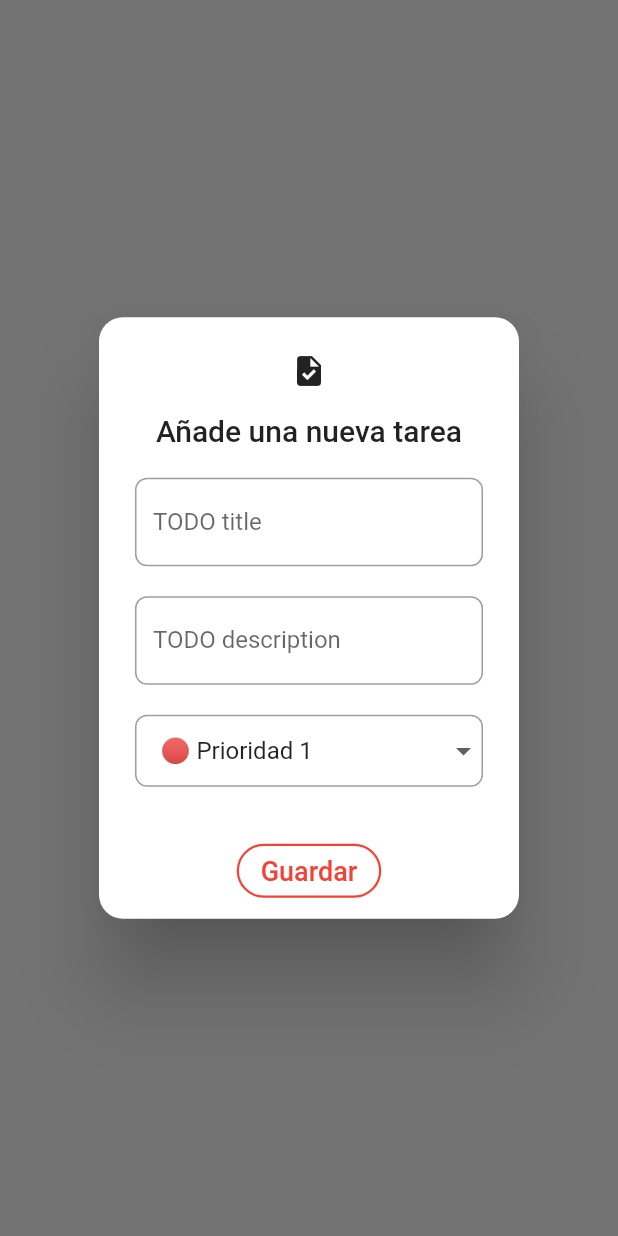
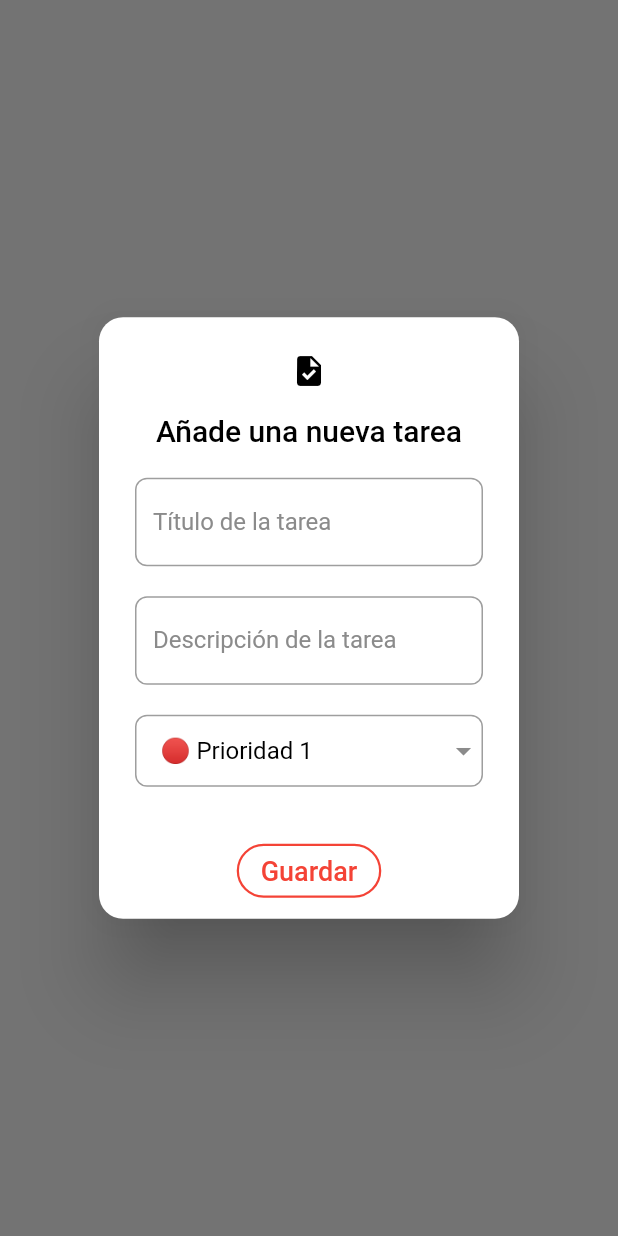
Before and after one commit to carlosparra1998/my_personal_tasks, a Flutter app: what addTaskDialog() shows on an empty page, opened directly, on a phone screen of 412 x 824 dp. Run offline on Flutter 3.47's test engine with Material 2 defaults, Android fonts, the phone set to English and light mode, and no system bars; drawn by our look-alikes of dropdown_button2; our stand-ins replace cloud_firestore, firebase_core, fluttertoast, rxdart, shared_preferences; accounts and stored records are empty.

Commit message:
Ya se puede cambiar de tema

```diff
--- a/lib/app.dart
+++ b/lib/app.dart
@@ -1,7 +1,8 @@
-
 import 'package:flutter/material.dart';
+import 'package:provider/provider.dart';
 
 import 'view/home/home_screen.dart';
+import 'view_model/theme_view_model.dart';
 
 class MyPersonalTasksApp extends StatelessWidget {
   const MyPersonalTasksApp({super.key});
@@ -13,7 +14,7 @@ class MyPersonalTasksApp extends StatelessWidget {
       theme: ThemeData(
         primarySwatch: Colors.red,
       ),
-      home: const HomeScreen(title: 'My tasks'),
+      home: const HomeScreen(title: 'My Personal Tasks'),
     );
   }
 }
--- a/lib/view/home/dialogs/add_dialog.dart
+++ b/lib/view/home/dialogs/add_dialog.dart
@@ -5,23 +5,37 @@ import 'package:provider/provider.dart';
 import '../../../model/task.dart';
 import '../../../utils/utils.dart';
 import '../../../view_model/task_view_model.dart';
+import '../../../view_model/theme_view_model.dart';
 
 Future<String?> addTaskDialog(BuildContext context) async {
-  var controllerNew = TextEditingController();
-  var controllerNew2 = TextEditingController();
-  String _dropdownvalue = '🔴 Prioridad 1';
+
+  var titleController = TextEditingController();
+  var descriptionController = TextEditingController();
+
+  String dropdownvalue = '🔴 Prioridad 1';
+
   int priority = 1;
 
   TaskVM moviesViewModel = Provider.of<TaskVM>(context, listen: false);
+
   return showDialog(
       context: context,
       builder: (context) {
+        ThemeVM themeViewModel = context.watch<ThemeVM>();
+
         return StatefulBuilder(
           builder: (context, setState) {
             return Container(
               child: AlertDialog(
-                icon: Icon(Icons.task),
-                title: Text('Añade una nueva tarea'),
+                backgroundColor: themeViewModel.cardColor,
+                icon: Icon(
+                  Icons.task,
+                  color: themeViewModel.fontColor,
+                ),
+                title: Text(
+                  'Añade una nueva tarea',
+                  style: TextStyle(color: themeViewModel.fontColor),
+                ),
                 shape: RoundedRectangleBorder(
                     borderRadius: BorderRadius.all(Radius.circular(16.0))),
                 content: SingleChildScrollView(
@@ -30,9 +44,13 @@ Future<String?> addTaskDialog(BuildContext context) async {
                     mainAxisSize: MainAxisSize.min,
                     children: <Widget>[
                       TextField(
-                        controller: controllerNew,
+                        style: TextStyle(color: themeViewModel.fontColor),
+                        cursorColor: themeViewModel.subtitleColor,
+                        controller: titleController,
                         decoration: InputDecoration(
-                            labelText: 'TODO title',
+                            labelText: 'Título de la tarea',
+                            labelStyle:
+                                TextStyle(color: themeViewModel.subtitleColor),
                             border: OutlineInputBorder(
                                 borderRadius: const BorderRadius.all(
                                     Radius.circular(8.0)))),
@@ -41,9 +59,13 @@ Future<String?> addTaskDialog(BuildContext context) async {
                         height: 20,
                       ),
                       TextField(
-                        controller: controllerNew2,
+                        cursorColor: themeViewModel.subtitleColor,
+                        controller: descriptionController,
+                        style: TextStyle(color: themeViewModel.fontColor),
                         decoration: InputDecoration(
-                            labelText: 'TODO description',
+                            labelText: 'Descripción de la tarea',
+                            labelStyle:
+                                TextStyle(color: themeViewModel.subtitleColor),
                             border: OutlineInputBorder(
                                 borderRadius: const BorderRadius.all(
                                     Radius.circular(8.0)))),
@@ -53,29 +75,36 @@ Future<String?> addTaskDialog(BuildContext context) async {
                       ),
                       DropdownButtonHideUnderline(
                         child: DropdownButton2(
+                          iconEnabledColor: themeViewModel.subtitleColor,
+                          dropdownDecoration: BoxDecoration(
+                              color: themeViewModel.cardColor),
                           buttonDecoration: BoxDecoration(
                               borderRadius:
                                   const BorderRadius.all(Radius.circular(8.0)),
                               border: Border.all(color: Colors.grey[500]!)),
                           alignment: AlignmentDirectional.centerStart,
                           //dropdownWidth : 1205.0,
+
                           items: priorities
                               .map((item) => DropdownMenuItem<String>(
                                     alignment: AlignmentDirectional.centerStart,
                                     value: item,
                                     child: Text(
                                       item,
+                                      style: TextStyle(
+                                          color: themeViewModel.fontColor),
                                     ),
                                   ))
                               .toList(),
-                          value: _dropdownvalue,
+                          value: dropdownvalue,
                           onChanged: (String? newValue) {
-                            _dropdownvalue = newValue!;
-                            priority = (_dropdownvalue == priorities[0])
+                            dropdownvalue = newValue!;
+                            priority = (dropdownvalue == priorities[0])
                                 ? 1
-                                : (_dropdownvalue == priorities[1] ? 2 : 3);
+                                : (dropdownvalue == priorities[1] ? 2 : 3);
                             setState(() {});
                           },
+
                           //itemHeight: 40,
                         ),
                       ),
@@ -86,18 +115,25 @@ Future<String?> addTaskDialog(BuildContext context) async {
                 actions: <Widget>[
                   OutlinedButton(
                     onPressed: () {
-                      moviesViewModel.setTaskInList(Task(moviesViewModel.getIdLast + 1,
-                          controllerNew.text, controllerNew2.text, priority));
+                      if(titleController.text.isEmpty){
+                        showToast("El campo título no puede estar vacío");
+                        return;
+                      }
+                      moviesViewModel.setTaskInList(Task(
+                          moviesViewModel.getIdLast + 1,
+                          titleController.text,
+                          descriptionController.text,
+                          priority));
 
                       Navigator.pop(context);
                     },
                     child: Text(
                       "Guardar",
-                      style: TextStyle(fontSize: 18.0),
+                      style: TextStyle(fontSize: 18.0, color: themeViewModel.buttonColor),
                     ),
                     style: OutlinedButton.styleFrom(
                       shape: const StadiumBorder(),
-                      side: BorderSide(color: Colors.red, width: 1.5),
+                      side: BorderSide(color: themeViewModel.buttonColor, width: 1.5),
                     ),
                   ),
                 ],
--- a/lib/view/home/widgets/floating_button.dart
+++ b/lib/view/home/widgets/floating_button.dart
@@ -1,7 +1,9 @@
 import 'package:flutter/material.dart';
 import 'package:flutter/src/widgets/framework.dart';
 import 'package:flutter/src/widgets/placeholder.dart';
+import 'package:provider/provider.dart';
 
+import '../../../view_model/theme_view_model.dart';
 import '../dialogs/add_dialog.dart';
 
 class HomeFloatingButton extends StatefulWidget {
@@ -14,12 +16,14 @@ class HomeFloatingButton extends StatefulWidget {
 class _HomeFloatingButton extends State<HomeFloatingButton> {
   @override
   Widget build(BuildContext context) {
+    ThemeVM themeViewModel = context.watch<ThemeVM>();
+
     return FloatingActionButton(
       onPressed: () {
         addTaskDialog(context);
       },
       tooltip: 'Increment',
-      child: const Icon(Icons.add),
+      child: Icon(Icons.add, color: themeViewModel.themeColor,),
     );
   }
 }
--- a/pubspec.yaml
+++ b/pubspec.yaml
@@ -18,6 +18,8 @@ dependencies:
   cloud_firestore: ^4.4.4
   dropdown_button2: ^1.9.2
   rxdart: ^0.27.7
+  shared_preferences: ^2.0.18
+  fluttertoast: ^8.0.9
 
 dev_dependencies:
   flutter_test:
```
Also changed, not shown: lib/main.dart (+22 -0 lines), lib/utils/utils.dart (+10 -0 lines), lib/view/home/dialogs/modify_dialog.dart (+45 -16 lines), lib/view/home/widgets/app_bar.dart (+7 -7 lines), lib/view/home/widgets/list_view.dart (+28 -14 lines), lib/view_model/task_view_model.dart (+0 -8 lines), lib/view_model/theme_view_model.dart (added, +36 -0 lines), pubspec.lock, 1 other file.
